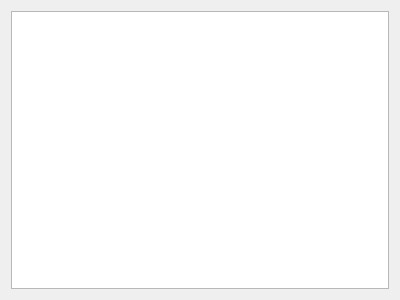
Old version of the form src/ui/ShowTransferDialog.ui in the repository trebleshot/desktop.
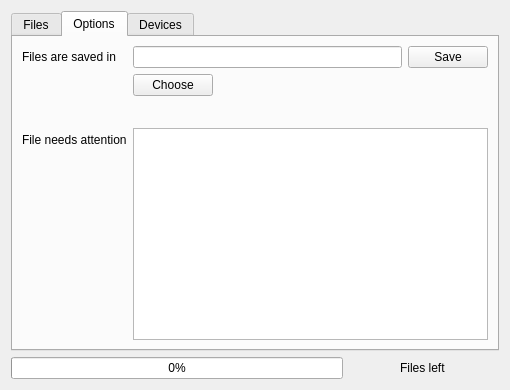
New version of the form. The open tabs and pages were chosen to show the change.

The edit to the form file:
```diff
--- a/src/ui/ShowTransferDialog.ui
+++ b/src/ui/ShowTransferDialog.ui
@@ -6,16 +6,176 @@
    <rect>
     <x>0</x>
     <y>0</y>
-    <width>400</width>
-    <height>300</height>
+    <width>510</width>
+    <height>390</height>
    </rect>
   </property>
   <property name="windowTitle">
    <string>Show Transfer</string>
   </property>
-  <layout class="QVBoxLayout" name="verticalLayout">
+  <layout class="QVBoxLayout" name="verticalLayout_3">
    <item>
-    <widget class="QTreeView" name="treeView"/>
+    <widget class="QTabWidget" name="tabWidget">
+     <property name="currentIndex">
+      <number>0</number>
+     </property>
+     <widget class="QWidget" name="tab">
+      <attribute name="title">
+       <string>Files</string>
+      </attribute>
+      <layout class="QVBoxLayout" name="verticalLayout">
+       <item>
+        <widget class="QTreeView" name="transfersTreeView">
+         <property name="selectionMode">
+          <enum>QAbstractItemView::ExtendedSelection</enum>
+         </property>
+         <property name="rootIsDecorated">
+          <bool>false</bool>
+         </property>
+        </widget>
+       </item>
+       <item>
+        <layout class="QHBoxLayout" name="horizontalLayout">
+         <item>
+          <widget class="QPushButton" name="pushButton_3">
+           <property name="text">
+            <string>Start</string>
+           </property>
+          </widget>
+         </item>
+         <item>
+          <widget class="QPushButton" name="pushButton_2">
+           <property name="text">
+            <string>Add devices</string>
+           </property>
+          </widget>
+         </item>
+         <item>
+          <widget class="QPushButton" name="pushButton">
+           <property name="text">
+            <string>Remove</string>
+           </property>
+          </widget>
+         </item>
+        </layout>
+       </item>
+      </layout>
+     </widget>
+     <widget class="QWidget" name="tab_2">
+      <attribute name="title">
+       <string>Options</string>
+      </attribute>
+      <layout class="QFormLayout" name="formLayout">
+       <item row="0" column="0">
+        <widget class="QLabel" name="storageText">
+         <property name="text">
+          <string>Files are saved in</string>
+         </property>
+        </widget>
+       </item>
+       <item row="0" column="1">
+        <layout class="QHBoxLayout" name="horizontalLayout_2">
+         <item>
+          <widget class="QLineEdit" name="storageLineEdit"/>
+         </item>
+         <item>
+          <widget class="QPushButton" name="pushButton_4">
+           <property name="text">
+            <string>Save</string>
+           </property>
+          </widget>
+         </item>
+        </layout>
+       </item>
+       <item row="1" column="1">
+        <widget class="QPushButton" name="pushButton_5">
+         <property name="sizePolicy">
+          <sizepolicy hsizetype="Fixed" vsizetype="Fixed">
+           <horstretch>0</horstretch>
+           <verstretch>0</verstretch>
+          </sizepolicy>
+         </property>
+         <property name="text">
+          <string>Choose</string>
+         </property>
+        </widget>
+       </item>
+       <item row="2" column="0" colspan="2">
+        <spacer name="horizontalSpacer">
+         <property name="orientation">
+          <enum>Qt::Horizontal</enum>
+         </property>
+         <property name="sizeHint" stdset="0">
+          <size>
+           <width>40</width>
+           <height>20</height>
+          </size>
+         </property>
+        </spacer>
+       </item>
+       <item row="3" column="1">
+        <widget class="QListView" name="errorListView"/>
+       </item>
+       <item row="3" column="0">
+        <widget class="QLabel" name="errorsText">
+         <property name="text">
+          <string>File needs attention</string>
+         </property>
+        </widget>
+       </item>
+      </layout>
+     </widget>
+     <widget class="QWidget" name="tab_3">
+      <attribute name="title">
+       <string>Devices</string>
+      </attribute>
+      <layout class="QVBoxLayout" name="verticalLayout_2">
+       <item>
+        <widget class="QTreeView" name="devicesTreeView">
+         <property name="selectionMode">
+          <enum>QAbstractItemView::ExtendedSelection</enum>
+         </property>
+         <property name="rootIsDecorated">
+          <bool>false</bool>
+         </property>
+        </widget>
+       </item>
+      </layout>
+     </widget>
+    </widget>
+   </item>
+   <item>
+    <layout class="QHBoxLayout" name="horizontalLayout_3">
+     <item>
+      <widget class="QProgressBar" name="progressBar">
+       <property name="value">
+        <number>0</number>
+       </property>
+      </widget>
+     </item>
+     <item>
+      <widget class="QLabel" name="textFilesLeft">
+       <property name="minimumSize">
+        <size>
+         <width>150</width>
+         <height>0</height>
+        </size>
+       </property>
+       <property name="cursor">
+        <cursorShape>ArrowCursor</cursorShape>
+       </property>
+       <property name="mouseTracking">
+        <bool>false</bool>
+       </property>
+       <property name="text">
+        <string>Files left </string>
+       </property>
+       <property name="alignment">
+        <set>Qt::AlignCenter</set>
+       </property>
+      </widget>
+     </item>
+    </layout>
    </item>
   </layout>
  </widget>
```
